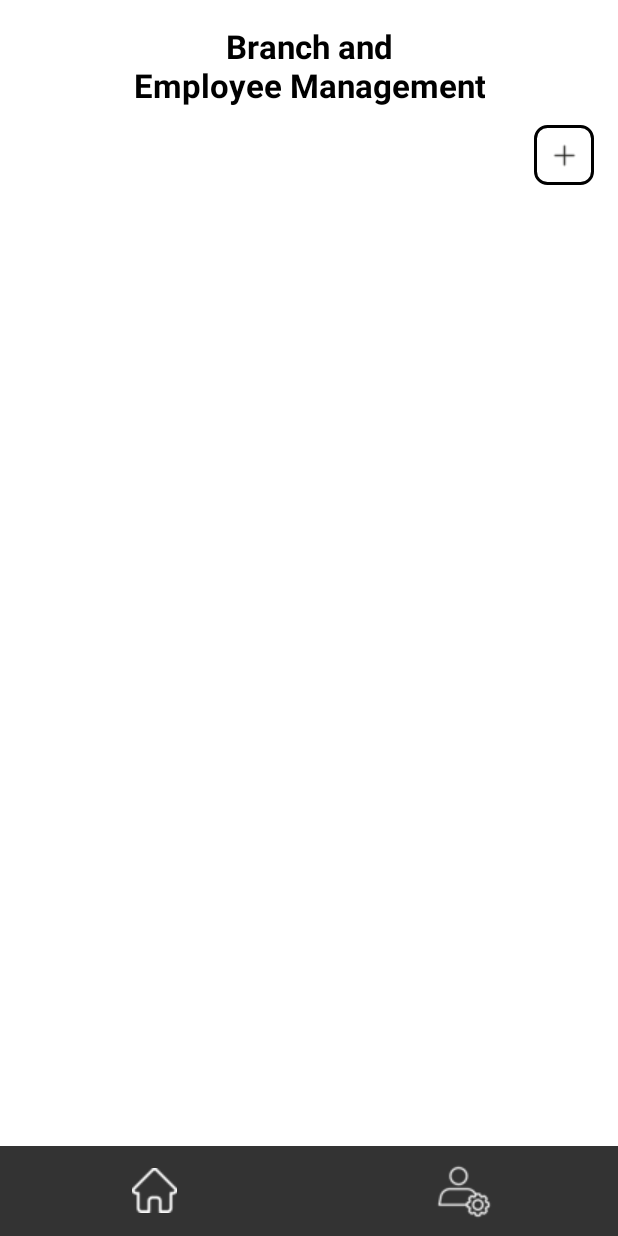
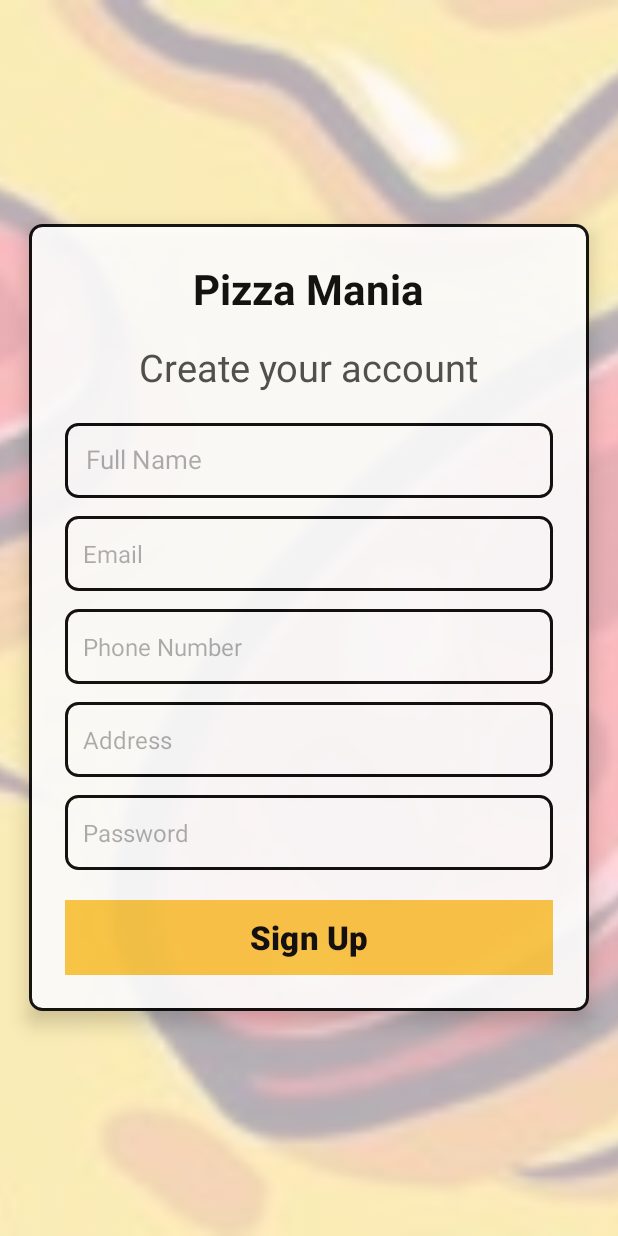
Before and after one commit to Mobile-Application-Development-NIBM/Pizza-Mania-App, an Android app: the screen it shows after launch (AdminBranchEmployeeManagementActivity before the commit, SignUpActivity after it), on a phone screen of 412 x 824 dp. Run offline under Robolectric (Android 15) with nearby library versions, the phone set to English and light mode, and no system bars; our stand-ins replace Firebase (no records; nobody signed in at launch, a user with empty details on screens opened directly).

Commit message:
Both the design and the code for sign up.(There is still part i has to change. that been password so that firebase auth is working)

```diff
--- /dev/null
+++ b/app/src/main/java/com/example/pizzamaniaapp/SignUpActivity.java
@@ -0,0 +1,146 @@
+package com.example.pizzamaniaapp;
+
+import android.content.Intent;
+import android.os.Bundle;
+import android.text.TextUtils;
+import android.view.View;
+import android.widget.Button;
+import android.widget.EditText;
+import android.widget.Toast;
+
+import androidx.activity.EdgeToEdge;
+import androidx.annotation.NonNull;
+import androidx.annotation.Nullable;
+import androidx.appcompat.app.AppCompatActivity;
+import androidx.core.graphics.Insets;
+import androidx.core.view.ViewCompat;
+import androidx.core.view.WindowInsetsCompat;
+
+import com.google.firebase.database.DataSnapshot;
+import com.google.firebase.database.DatabaseError;
+import com.google.firebase.database.DatabaseReference;
+import com.google.firebase.database.FirebaseDatabase;
+import com.google.firebase.database.MutableData;
+import com.google.firebase.database.Transaction;
+import com.google.firebase.firestore.auth.User;
+
+public class SignUpActivity extends AppCompatActivity {
+
+    private EditText inputName, inputEmail, inputPhone,inputAddress, inputPassword;
+    private Button signupBtn;
+
+    //Firebase class that points to a location
+    private DatabaseReference usersRef,counterRef;
+
+
+    @Override
+    protected void onCreate(Bundle savedInstanceState) {
+        super.onCreate(savedInstanceState);
+        EdgeToEdge.enable(this);
+        setContentView(R.layout.activity_sign_up);
+        ViewCompat.setOnApplyWindowInsetsListener(findViewById(R.id.main), (v, insets) -> {
+            Insets systemBars = insets.getInsets(WindowInsetsCompat.Type.systemBars());
+            v.setPadding(systemBars.left, systemBars.top, systemBars.right, systemBars.bottom);
+            return insets;
+        });
+
+        //Initialize Firebase
+        usersRef = FirebaseDatabase.getInstance().getReference("users");
+
+        //Finds the view
+        inputName = findViewById(R.id.inputName);
+        inputEmail = findViewById(R.id.inputEmail);
+        inputPhone = findViewById(R.id.inputPhone);
+        inputPassword = findViewById(R.id.inputPassword);
+        inputAddress = findViewById(R.id.inputAddress);
+        signupBtn = findViewById(R.id.signupBtn);
+
+        //On Click for button
+        signupBtn.setOnClickListener(new View.OnClickListener() {
+            @Override
+            public void onClick(View v) {
+                createAccount();
+            }
+        });
+    }
+
+    private void createAccount(){
+        String name = inputName.getText().toString().trim();
+        String email = inputEmail.getText().toString().trim();
+        String phone = inputPhone.getText().toString().trim();
+        String address = inputAddress.getText().toString().trim();
+        String password = inputPassword.getText().toString().trim();
+
+        //Validation
+        if(TextUtils.isEmpty(name) || TextUtils.isEmpty(email) ||
+                TextUtils.isEmpty(phone) || TextUtils.isEmpty(address) || TextUtils.isEmpty(password)) {
+            Toast.makeText(this, "Please fill all fields", Toast.LENGTH_SHORT).show();
+            return;
+
+        }
+
+        // Run a transaction on userCounter
+        counterRef.runTransaction(new Transaction.Handler() {
+            @NonNull
+            @Override
+            public Transaction.Result doTransaction(@NonNull MutableData currentData) {
+                Long currentvalue = currentData.getValue(Long.class);
+                if(currentvalue == null){
+                    currentvalue = 0L;
+                }
+                currentData.setValue(currentvalue+1);
+                return Transaction.success(currentData);
+            }
+
+            @Override
+            public void onComplete(@Nullable DatabaseError error, boolean committed, @Nullable DataSnapshot snapshot) {
+
+                if(committed && snapshot != null ){
+                    long newIdNumber = snapshot.getValue(Long.class);
+                    String userId = String.format("u%03d", newIdNumber); // e.g. u001, u002
+
+                    //create user obj
+                    User user = new User(userId, name, email, phone, address, password);
+
+                    // Save user under that ID
+                    usersRef.child(userId).setValue(user).addOnCompleteListener( task -> {
+                        if(task.isSuccessful()){
+                            Toast.makeText(SignUpActivity.this, "Sign-up successful!", Toast.LENGTH_SHORT).show();
+
+                            //Open Login Page
+                            Intent intent = new Intent(SignUpActivity.this, LoginActivity.class);
+                            startActivity(intent);
+                            finish();
+                        }
+                        else{
+                            Toast.makeText(SignUpActivity.this, "Failed to save user", Toast.LENGTH_SHORT).show();
+                        }
+                    });
+                }
+                else{
+                    Toast.makeText(SignUpActivity.this, "Transaction failed", Toast.LENGTH_SHORT).show();
+                }
+            }
+        });
+
+    }
+
+
+    public class User {
+
+        public String userID, name, email, phone, address, password;
+
+        public User() {
+            // Default constructor needed for Firebase
+        }
+
+        public User(String userID, String name, String email, String phone, String address, String password) {
+            this.userID = userID;
+            this.name = name;
+            this.email = email;
+            this.phone = phone;
+            this.address = address;
+            this.password = password;
+        }
+    }
+}
--- /dev/null
+++ b/app/src/main/res/layout/activity_sign_up.xml
@@ -0,0 +1,140 @@
+<?xml version="1.0" encoding="utf-8"?>
+<ScrollView xmlns:android="http://schemas.android.com/apk/res/android"
+    xmlns:app="http://schemas.android.com/apk/res-auto"
+    xmlns:tools="http://schemas.android.com/tools"
+    android:fillViewport="true"
+    android:layout_width="match_parent"
+    android:layout_height="match_parent"
+    tools:context=".SignUpActivity">
+
+    <RelativeLayout
+        android:layout_width="match_parent"
+        android:layout_height="wrap_content"
+        android:id="@+id/main">
+
+        <!-- fULL Screen Banner -->
+        <ImageView
+            android:layout_width="match_parent"
+            android:layout_height="match_parent"
+            android:src="@drawable/pizzapopup_bg4"
+            android:scaleType="centerCrop"
+            android:alpha="0.3"/>
+
+        <!--Sign up-->
+        <LinearLayout
+            android:layout_width="match_parent"
+            android:layout_height="wrap_content"
+            android:id="@+id/signupcard"
+            android:orientation="vertical"
+            android:padding="24dp"
+            android:layout_margin="19dp"
+            android:background="@drawable/search_box_border"
+            android:elevation="8dp"
+            android:alpha="0.9"
+            android:layout_centerInParent="true"
+            android:layout_marginBottom="20dp">
+
+            <!--Title -->
+            <TextView
+                android:layout_width="wrap_content"
+                android:layout_height="wrap_content"
+                android:text="Pizza Mania"
+                android:textColor="#000000"
+                android:textSize="28sp"
+                android:textStyle="bold"
+                android:layout_gravity="center"
+                android:layout_marginBottom="16dp" />
+
+            <!--Message -->
+            <TextView
+                android:layout_width="wrap_content"
+                android:layout_height="wrap_content"
+                android:text="Create your account"
+                android:textColor="#444444"
+                android:textSize="25sp"
+                android:layout_gravity="center"
+                android:layout_marginBottom="20dp" />
+
+            <!-- Name -->
+            <EditText
+                android:layout_width="match_parent"
+                android:layout_height="50dp"
+                android:id="@+id/inputName"
+                android:hint="Full Name"
+                android:padding="14dp"
+                android:background="@drawable/search_box_border"
+                android:textColor="#000000"
+                android:textSize="17sp"
+                android:layout_marginBottom="12dp" />
+
+            <!-- Email -->
+            <EditText
+
+                android:layout_width="match_parent"
+                android:layout_height="50dp"
+                android:id="@+id/inputEmail"
+                android:hint="Email"
+                android:padding="12dp"
+                android:background="@drawable/search_box_border"
+                android:textColor="#000000"
+                android:textSize="16sp"
+                android:inputType="textEmailAddress"
+                android:layout_marginBottom="12dp" />
+
+            <!-- Phone -->
+            <EditText
+                android:layout_width="match_parent"
+                android:layout_height="50dp"
+                android:id="@+id/inputPhone"
+                android:hint="Phone Number"
+                android:padding="12dp"
+                android:background="@drawable/search_box_border"
+                android:textColor="#000000"
+                android:textSize="16sp"
+                android:inputType="phone"
+                android:layout_marginBottom="12dp" />
+
+            <!-- Address -->
+            <EditText
+                android:layout_width="match_parent"
+                android:layout_height="50dp"
+                android:id="@+id/inputAddress"
+                android:hint="Address"
+                android:padding="12dp"
+                android:background="@drawable/search_box_border"
+                android:textColor="#000000"
+                android:textSize="16sp"
+                android:inputType="textPostalAddress"
+                android:layout_marginBottom="12dp" />
+
+            <!-- Password -->
+            <EditText
+                android:layout_width="match_parent"
+                android:layout_height="50dp"
+                android:id="@+id/inputPassword"
+                android:hint="Password"
+                android:padding="12dp"
+                android:background="@drawable/search_box_border"
+                android:textColor="#000000"
+                android:textSize="16sp"
+                android:inputType="textPassword"
+                android:layout_marginBottom="20dp" />
+
+            <!-- Signup Button -->
+            <Button
+                android:layout_width="match_parent"
+                android:layout_height="50dp"
+                android:id="@+id/signupBtn"
+                android:text="Sign Up"
+                android:textSize="22sp"
+                android:textStyle="bold"
+                android:textColor="#000000"
+                android:background="#FFCC00"
+                android:stateListAnimator="@null" />
+
+
+        </LinearLayout>
+
+    </RelativeLayout>
+
+</ScrollView>
```
Also changed, not shown: app/src/main/AndroidManifest.xml (+14 -13 lines), app/src/main/res/layout/activity_login.xml (+9 -9 lines).
